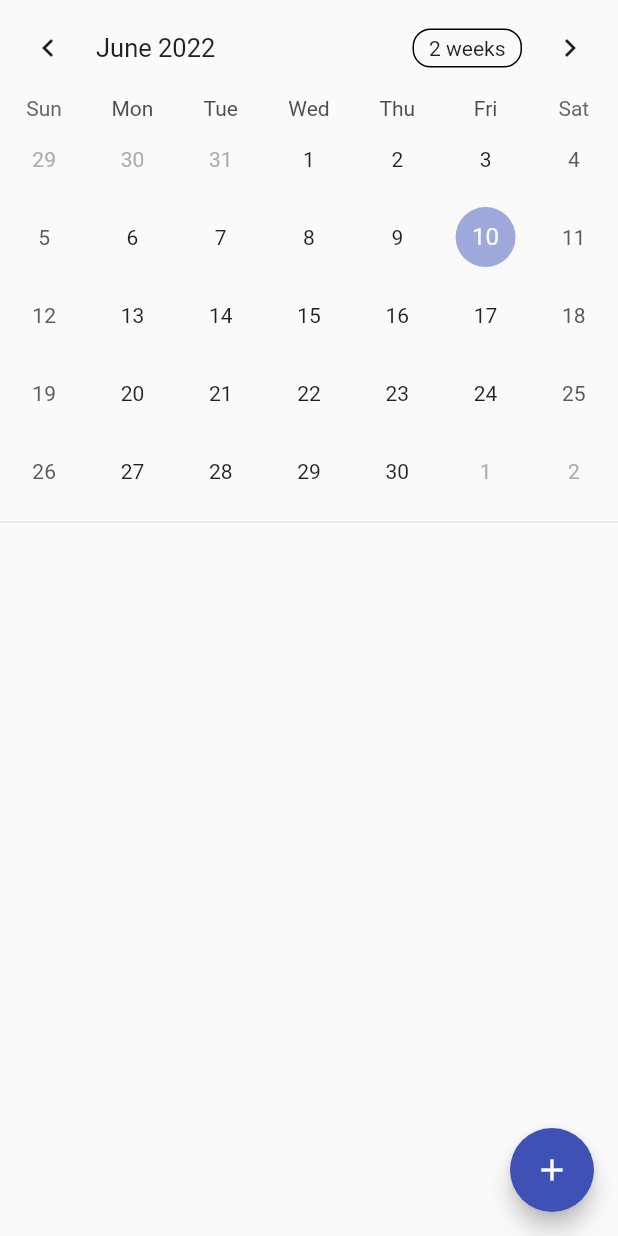
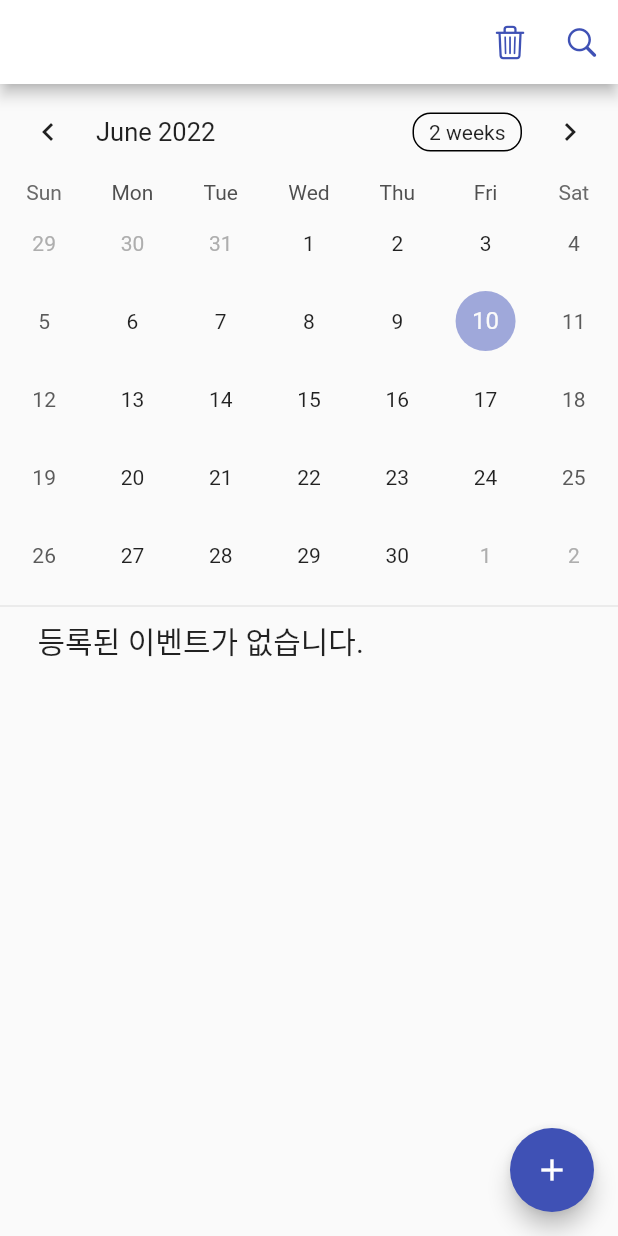
Before and after one commit to JunHyeongAn/vscode_flutter, a Flutter app: the screen it shows after launch, on a phone screen of 412 x 824 dp. Run offline on Flutter 3.47's test engine with Material 2 defaults, Android fonts, the phone set to English and light mode, and no system bars; drawn by our look-alikes of table_calendar; our stand-ins replace google_fonts, introduction_screen, shared_preferences.

Commit message:
schedule end

```diff
--- a/schedule/lib/home_page.dart
+++ b/schedule/lib/home_page.dart
@@ -1,4 +1,10 @@
+// ignore_for_file: unnecessary_this, avoid_print
+
+import 'package:flutter/cupertino.dart';
 import 'package:flutter/material.dart';
+import 'package:provider/provider.dart';
+import 'package:schedule/model/event.dart';
+import 'package:schedule/service/event_service.dart';
 import 'package:table_calendar/table_calendar.dart';
 
 class HomePage extends StatefulWidget {
@@ -12,6 +18,7 @@ class _HomePageState extends State<HomePage> {
   CalendarFormat _calendarFormat = CalendarFormat.month;
   DateTime _focusedDay = DateTime.now();
   DateTime? _selectedDay;
+  String? eventText;
   TextEditingController textEditingController = TextEditingController();
 
   void showCustomDialog(context, title, actions) {
@@ -38,32 +45,32 @@ class _HomePageState extends State<HomePage> {
       color: Colors.indigo,
     );
 
-    List<Widget> actions = [
-      TextButton(
+    return Consumer<EventService>(
+      builder: (context, eventService, child) {
+        return Scaffold(
+          appBar: AppBar(
+            backgroundColor: Colors.white,
+            actions: [
+              IconButton(
                 onPressed: () {
-          Navigator.pop(context);
+                  eventService.clearEvents();
                 },
-        child: Text(
-          "취소",
-          style: dialogStyle,
+                icon: Icon(
+                  CupertinoIcons.delete,
+                  color: Colors.indigo,
                 ),
               ),
-      TextButton(
+              IconButton(
                 onPressed: () {
-          print(textEditingController.text);
-          textEditingController.clear();
-
-
-          Navigator.pop(context);
+                  eventService.showAllEvents();
                 },
-        child: Text(
-          "확인",
-          style: dialogStyle,
+                icon: Icon(
+                  CupertinoIcons.search,
+                  color: Colors.indigo,
                 ),
+              )
+            ],
           ),
-    ];
-
-    return Scaffold(
           body: Column(
             children: [
               SafeArea(
@@ -81,6 +88,10 @@ class _HomePageState extends State<HomePage> {
                         _selectedDay = selectedDay;
                         _focusedDay = focusedDay;
                       });
+                      Event? event = eventService.findEvent(selectedDay);
+                      if (event != null) {
+                        eventText = event.event;
+                      }
                     }
                   },
                   onFormatChanged: (format) {
@@ -96,6 +107,16 @@ class _HomePageState extends State<HomePage> {
                 ),
               ),
               Divider(),
+              Container(
+                padding: EdgeInsets.only(left: 25),
+                alignment: Alignment.centerLeft,
+                child: Text(
+                  eventText == null ? "등록된 이벤트가 없습니다." : eventText!,
+                  style: TextStyle(
+                    fontSize: 20,
+                  ),
+                ),
+              )
             ],
           ),
           floatingActionButton: FloatingActionButton(
@@ -104,7 +125,30 @@ class _HomePageState extends State<HomePage> {
               showCustomDialog(
                 context,
                 Text("일기작성"),
-            actions,
+                [
+                  TextButton(
+                    onPressed: () {
+                      Navigator.pop(context);
+                    },
+                    child: Text(
+                      "취소",
+                      style: dialogStyle,
+                    ),
+                  ),
+                  TextButton(
+                    onPressed: () {
+                      eventService.createEvent(
+                          _selectedDay!, textEditingController.text);
+                      eventService.showAllEvents();
+                      this.textEditingController.clear();
+                      Navigator.pop(context);
+                    },
+                    child: Text(
+                      "확인",
+                      style: dialogStyle,
+                    ),
+                  ),
+                ],
               );
             },
             child: Icon(
@@ -112,5 +156,7 @@ class _HomePageState extends State<HomePage> {
             ),
           ),
         );
+      },
+    );
   }
 }
--- a/schedule/lib/main.dart
+++ b/schedule/lib/main.dart
@@ -1,5 +1,3 @@
-import 'dart:js';
-
 import 'package:flutter/material.dart';
 import 'package:provider/provider.dart';
 import 'package:schedule/home_page.dart';
@@ -25,9 +23,7 @@ class MyApp extends StatelessWidget {
   Widget build(BuildContext context) {
     return MaterialApp(
       debugShowCheckedModeBanner: false,
-      home: Consumer<EventService>(
-        builder: (context, eventService, child) => HomePage(),
-      ),
+      home: HomePage(),
     );
   }
 }
--- a/schedule/lib/model/event.dart
+++ b/schedule/lib/model/event.dart
@@ -1,5 +1,5 @@
 class Event {
-  String event;
+  String? event;
   DateTime regDate;
 
   Event(this.event, this.regDate);
```
Also changed, not shown: schedule/lib/service/event_service.dart (+24 -1 lines). Lines whose indentation alone changed are shown as unchanged.
